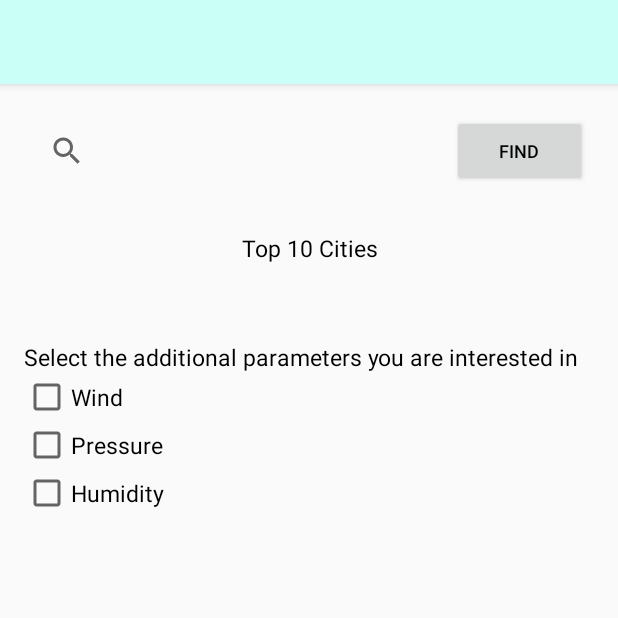
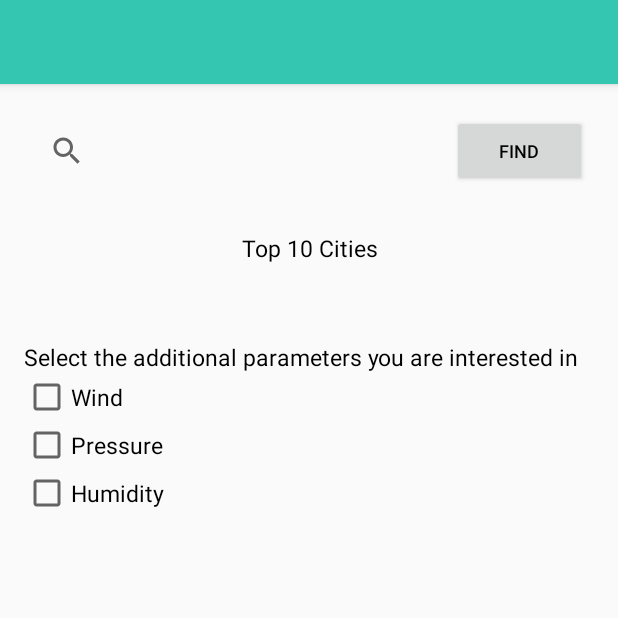
Before and after one commit to agaperra/android, an Android app: the SearchActivity screen opened directly, with no data from a screen before it, on a phone screen of 412 x 824 dp, the top half of it. Run offline under Robolectric (Android 15) with nearby library versions, the phone set to English and light mode, and no system bars.

Commit message:
- изменение цветов

```diff
--- a/app/src/main/res/menu/main.xml
+++ b/app/src/main/res/menu/main.xml
@@ -7,11 +7,11 @@
         android:id="@+id/ic_settings"
         android:icon="@mipmap/settings"
         app:showAsAction="ifRoom|withText"
-        android:title="@string/settings"
+        android:title=""
 />
     <item
         android:id="@+id/ic_menu"
         android:icon="@mipmap/menu"
         app:showAsAction="ifRoom|withText"
-        android:title="@string/menu"/>
+        android:title=""/>
 </menu>
--- a/app/src/main/res/values/colors.xml
+++ b/app/src/main/res/values/colors.xml
@@ -1,7 +1,7 @@
 <?xml version="1.0" encoding="utf-8"?>
 <resources>
     <color name="light_green">#98E0AD</color>
-    <color name="light">#C9FFF7</color>
+    <color name="normal">#34C6B1</color>
     <color name="dark">#2D3739</color>
 
     <color name="black">#000000</color>
--- a/app/src/main/res/values/themes.xml
+++ b/app/src/main/res/values/themes.xml
@@ -2,7 +2,7 @@
     <!-- Base application theme. -->
     <style name="Theme.Android_Lessons" parent="Theme.AppCompat.DayNight.DarkActionBar">
         <!-- Primary brand color. -->
-        <item name="colorPrimary">@color/light</item>
+        <item name="colorPrimary">@color/normal</item>
         <item name="colorPrimaryVariant">@color/grey</item>
         <item name="colorOnPrimary">@color/white</item>
         <item name="android:textColor">@color/black</item>
@@ -10,7 +10,7 @@
         <item name="colorSecondary">@color/black</item>
         <item name="colorSecondaryVariant">@color/black</item>
         <item name="colorOnSecondary">@color/white</item>
-        <item name="colorAccent">@color/light</item>
+        <item name="colorAccent">@color/normal</item>
         <!-- Status bar color. -->
         <!-- Customize your theme here. -->
 
```
